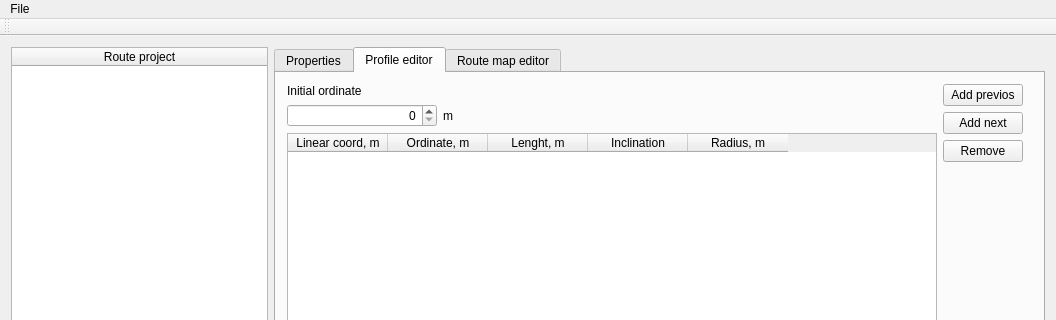
Above: REditor/forms/mainwindow.ui from maisvendoo/REditor before the change; both pictures show x 0 to 1056 and y 0 to 320 of the 1056 by 734 pixel window. Below: the same form after it.
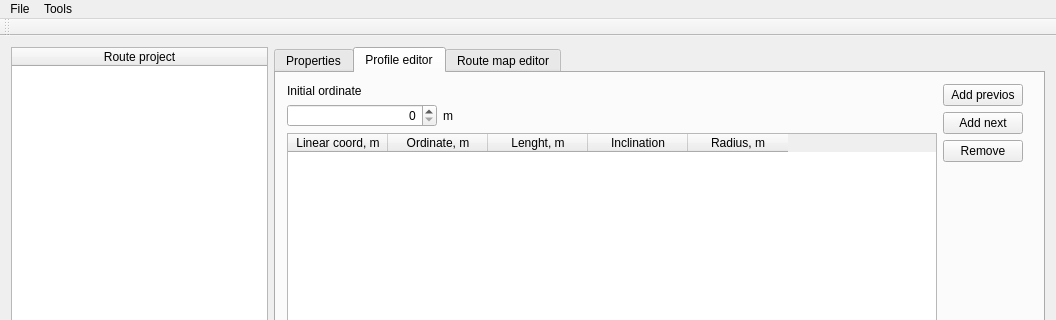
That is the form after the change.

What changed in the file:
```diff
--- a/REditor/forms/mainwindow.ui
+++ b/REditor/forms/mainwindow.ui
@@ -321,7 +321,14 @@
     <addaction name="separator"/>
     <addaction name="actionQuit"/>
    </widget>
+   <widget class="QMenu" name="menuTools">
+    <property name="title">
+     <string>Tools</string>
+    </property>
+    <addaction name="actionZDS_profile_import"/>
+   </widget>
    <addaction name="menuFile"/>
+   <addaction name="menuTools"/>
   </widget>
   <widget class="QToolBar" name="mainToolBar">
    <attribute name="toolBarArea">
```
Left out of the diff: 7 changed lines with no effect on the pictures.
